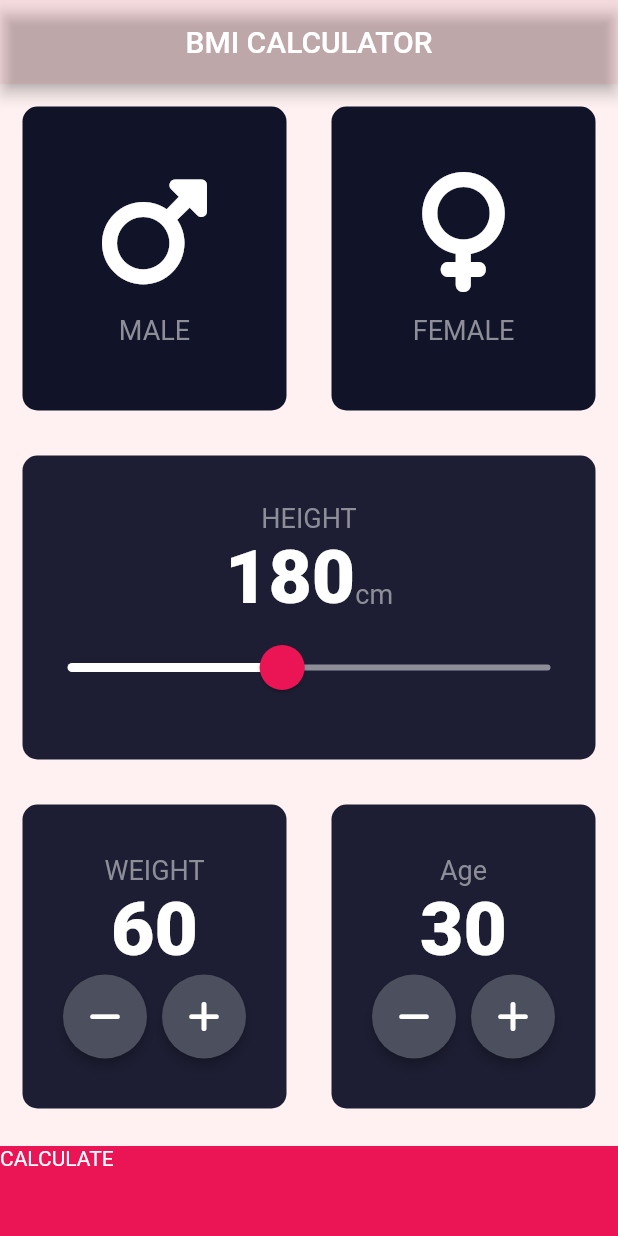
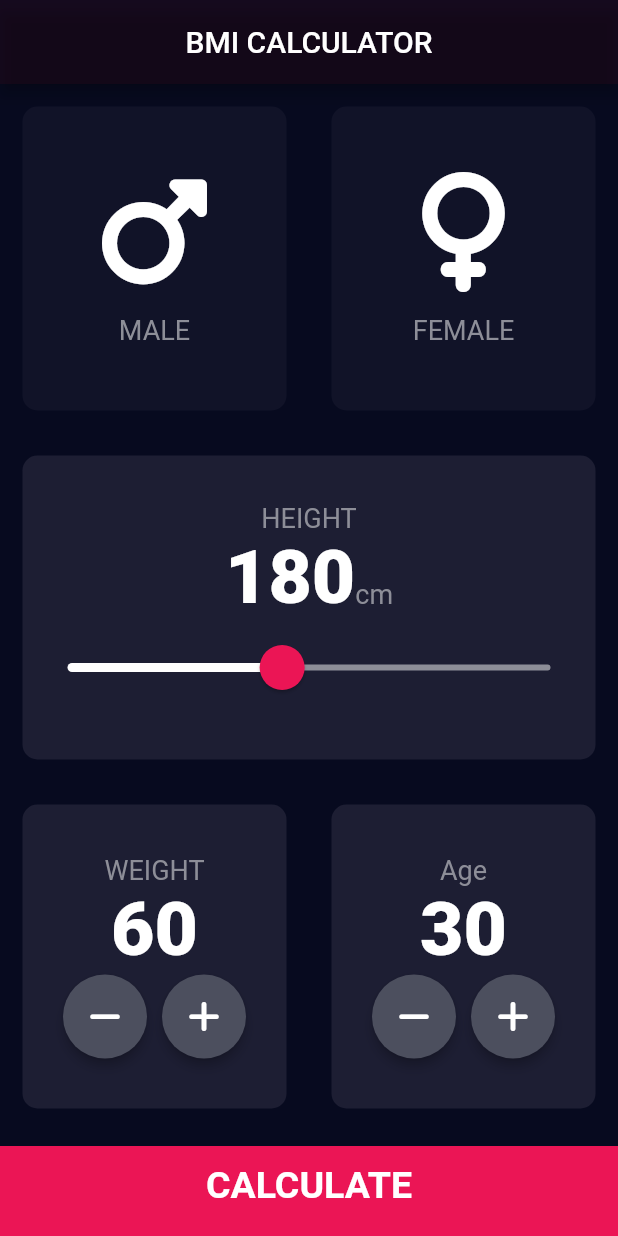
Before and after one commit to anstonjd/bmi_calculator, a Flutter app: the screen it shows after launch, on a phone screen of 412 x 824 dp. Run offline on Flutter 3.47's test engine with Material 2 defaults, Android fonts, the phone set to English and light mode, and no system bars; our stand-ins replace font_awesome_flutter.

```diff
--- /dev/null
+++ b/lib/components/bottomButton.dart
@@ -0,0 +1,40 @@
+import 'package:flutter/material.dart';
+import '../constants.dart';
+class BottomButton extends StatelessWidget {
+  final void Function() onTap;
+  final String buttonTitle;
+  const BottomButton({
+    Key? key, required this.onTap, required this.buttonTitle,
+  }) : super(key: key);
+
+  @override
+  Widget build(BuildContext context) {
+    return GestureDetector(
+      // onTap: () {
+      //   // Navigator.push(
+      //   //   context,
+      //   //   MaterialPageRoute(
+      //   //     builder: (context) {
+      //   //       return const ResultsPage();
+      //   //     },
+      //   //   ),
+      //   // );
+      //   Navigator.pushNamed(context, '/result');
+      // },
+      onTap: onTap,
+      child: Container(
+        color: kBottomBarColor,
+        margin: const EdgeInsets.only(top: 10),
+        padding: EdgeInsets.only(bottom: 8),
+        width: double.infinity,
+        height: kBotttomContainerHeight,
+        child:  Center(
+          child: Text(
+            buttonTitle,
+            style: kLargeButtonTextStyle,
+          ),
+        ),
+      ),
+    );
+  }
+}
--- a/lib/icon_content.dart
+++ b/lib/components/icon_content.dart
@@ -1,5 +1,5 @@
 import 'package:flutter/material.dart';
-import 'constants.dart';
+import '../constants.dart';
 
 class IconContentWidget extends StatelessWidget {
   final IconData icon;
--- /dev/null
+++ b/lib/components/roundIconButton.dart
@@ -0,0 +1,23 @@
+import 'package:flutter/material.dart';
+class RoundIconButton extends StatelessWidget {
+  final IconData icon;
+  final void Function() onPressed;
+
+  const RoundIconButton({Key? key, required this.icon, required this.onPressed})
+      : super(key: key);
+
+  @override
+  Widget build(BuildContext context) {
+    return RawMaterialButton(
+      elevation: 3.0,
+      constraints: const BoxConstraints.tightFor(
+        width: 56,
+        height: 56,
+      ),
+      onPressed: onPressed,
+      shape: const CircleBorder(),
+      fillColor: const Color(0xFF4C4F5E),
+      child: Icon(icon),
+    );
+  }
+}
--- a/lib/constants.dart
+++ b/lib/constants.dart
@@ -14,3 +14,18 @@ const kLabelTextStyle = TextStyle(
 );
 
 const kBigNumber = TextStyle(fontSize: 50, fontWeight: FontWeight.w900);
+
+const kLargeButtonTextStyle =
+    TextStyle(fontSize: 25.0, fontWeight: FontWeight.bold);
+
+
+const kTitleTextStyle=TextStyle(fontSize: 50,fontWeight: FontWeight.bold);
+
+const kResultTextStyle = TextStyle(
+    color: Color(0xFF24D876), fontSize: 22.0, fontWeight: FontWeight.bold,letterSpacing: 0.7);
+
+const kBMITextStyle = TextStyle(fontSize: 110, fontWeight: FontWeight.w900);
+
+const kBMIBodyTextStyle = TextStyle(
+  fontSize: 20,
+);
--- a/lib/main.dart
+++ b/lib/main.dart
@@ -1,25 +1,29 @@
-import 'package:bmi_calculator/results_page.dart';
+import 'package:bmi_calculator/screens/results_page.dart';
 import 'package:flutter/material.dart';
-import 'input_page.dart';
+import 'screens/input_page.dart';
 
-void main() => runApp(BMICalculator());
+void main() => runApp(const BMICalculator());
 
 class BMICalculator extends StatelessWidget {
+  const BMICalculator({super.key});
+
   @override
   Widget build(BuildContext context) {
     return MaterialApp(
       theme: ThemeData.dark().copyWith(
         appBarTheme: const AppBarTheme(
           backgroundColor: Color(0x0ffa0e21),
+          // backgroundColor: Colors.black,
         ),
-        scaffoldBackgroundColor: const Color(0x0ffa0e21),
+        // scaffoldBackgroundColor: Colors.black,
+        scaffoldBackgroundColor: const Color.fromRGBO(7, 10, 31, 1),
       ),
-      // home: const InputPage(),
-      initialRoute: '/',
-      routes: {
-        '/':(context)=>const InputPage(),
-        '/result':(context)=>const ResultsPage()
-      },
+      home: const InputPage(),
+      // initialRoute: '/',
+      // routes: {
+      //   '/':(context)=>const InputPage(),
+      //   '/result':(context)=>const ResultsPage()
+      // },
     );
   }
 }
--- a/lib/input_page.dart
+++ b/lib/screens/input_page.dart
@@ -1,9 +1,12 @@
+import 'package:bmi_calculator/screens/results_page.dart';
 import 'package:flutter/material.dart';
 import 'package:font_awesome_flutter/font_awesome_flutter.dart';
-import 'icon_content.dart';
-import 'reusable_card.dart';
-import 'constants.dart';
-import 'results_page.dart';
+import '../components/icon_content.dart';
+import '../components/reusable_card.dart';
+import '../constants.dart';
+import '../components/bottomButton.dart';
+import '../components/roundIconButton.dart';
+import 'package:bmi_calculator/calculatorBrain.dart';
 
 enum Gender { male, female, unknown }
 
@@ -211,51 +214,28 @@ class _InputPageState extends State<InputPage> {
               ],
             ),
           ),
-          GestureDetector(
+          BottomButton(
             onTap: () {
-              // Navigator.push(
-              //   context,
-              //   MaterialPageRoute(
-              //     builder: (context) {
-              //       return const ResultsPage();
-              //     },
-              //   ),
-              // );
-              Navigator.pushNamed(context, '/result');
+              CalculatorBrain calculatorBrain =
+                  CalculatorBrain(height: height, weight: weight);
+              // Navigator.pushNamed(context, '/result');
+              Navigator.push(
+                context,
+                MaterialPageRoute(
+                  builder: (context) {
+                    return ResultsPage(
+                      bmiResults: calculatorBrain.calculateBMI(),
+                      resultText: calculatorBrain.getResults(),
+                      interpretation: calculatorBrain.getInterpretation(),
+                    );
+                  },
+                ),
+              );
             },
-            child: Container(
-              color: kBottomBarColor,
-              margin: const EdgeInsets.only(top: 10),
-              width: double.infinity,
-              height: kBotttomContainerHeight,
-              child: const Text("CALCULATE"),
-            ),
+            buttonTitle: "CALCULATE",
           )
         ],
       ),
     );
   }
 }
-
-class RoundIconButton extends StatelessWidget {
-  final IconData icon;
-  final void Function() onPressed;
-
-  const RoundIconButton({Key? key, required this.icon, required this.onPressed})
-      : super(key: key);
-
-  @override
-  Widget build(BuildContext context) {
-    return RawMaterialButton(
-      elevation: 3.0,
-      constraints: const BoxConstraints.tightFor(
-        width: 56,
-        height: 56,
-      ),
-      onPressed: onPressed,
-      shape: const CircleBorder(),
-      fillColor: const Color(0xFF4C4F5E),
-      child: Icon(icon),
-    );
-  }
-}
```
Also changed, not shown: lib/calculatorBrain.dart (added, +37 -0 lines), lib/results_page.dart (deleted, +0 -17 lines), lib/screens/results_page.dart (added, +80 -0 lines), lib/components/reusable_card.dart (renamed from lib/reusable_card.dart).
